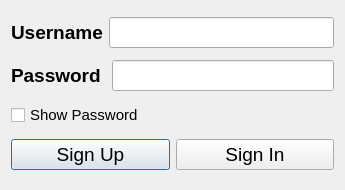
This is Client/registration.ui in LesterEvSe/Messenger-Client as Qt 5 draws it before an edit. The edited form follows.
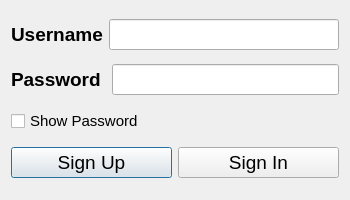
This is the edited form.

What changed in the file:
```diff
--- a/Client/registration.ui
+++ b/Client/registration.ui
@@ -6,8 +6,8 @@
    <rect>
     <x>0</x>
     <y>0</y>
-    <width>345</width>
-    <height>190</height>
+    <width>350</width>
+    <height>200</height>
    </rect>
   </property>
   <property name="font">
```
